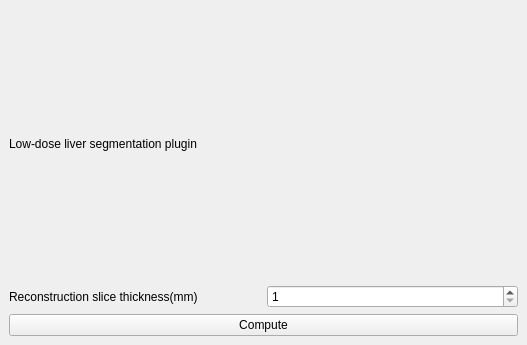
The window that imfusion-plugin/lowdose-plugin/LowDoseSegmentationController.ui (jmguerra444/liver-registration) describes before a commit, drawn with Qt 5.
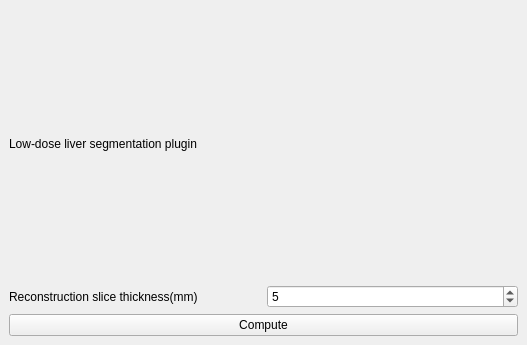
The same window after the commit.

Commit message: Fix default slice thickness

```diff
--- a/imfusion-plugin/lowdose-plugin/LowDoseSegmentationController.ui
+++ b/imfusion-plugin/lowdose-plugin/LowDoseSegmentationController.ui
@@ -37,6 +37,9 @@
      <property name="singleStep">
       <number>1</number>
      </property>
+     <property name="value">
+      <number>5</number>
+     </property>
     </widget>
    </item>
    <item row="2" column="0" colspan="2">
```
